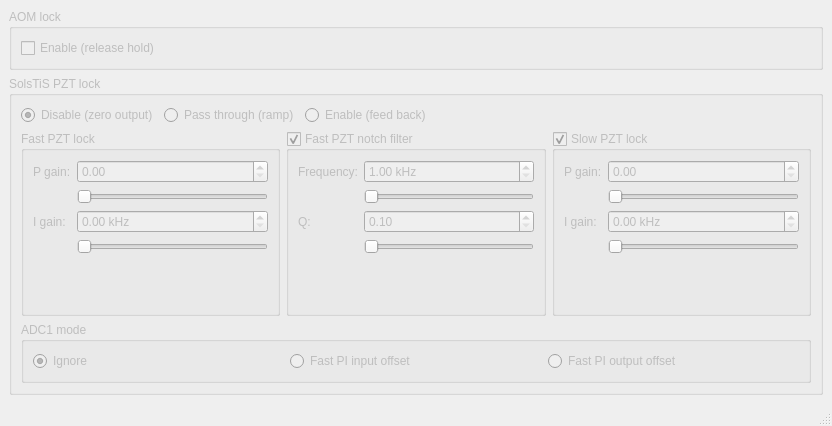
Above: l674_lock_ui/app.ui from OxfordIonTrapGroup/stabilizer-ui before the change. Below: the same form after it.
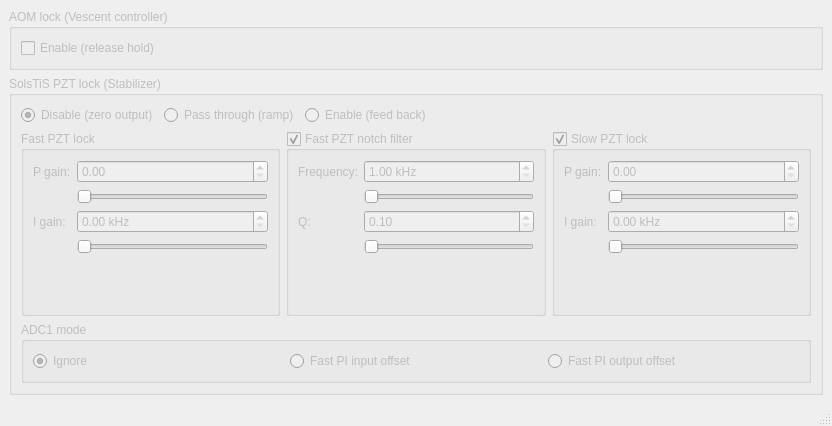
That is the form after the change.

Commit message: Implement AOM lock box toggle GPIO

Patch:
```diff
--- a/l674_lock_ui/app.ui
+++ b/l674_lock_ui/app.ui
@@ -41,7 +41,7 @@
          </sizepolicy>
         </property>
         <property name="title">
-         <string>AOM lock</string>
+         <string>AOM lock (Vescent controller)</string>
         </property>
         <layout class="QVBoxLayout" name="verticalLayout_3">
          <item>
@@ -68,7 +68,7 @@
        </sizepolicy>
       </property>
       <property name="title">
-       <string>SolsTiS PZT lock</string>
+       <string>SolsTiS PZT lock (Stabilizer)</string>
       </property>
       <layout class="QVBoxLayout" name="verticalLayout_2" stretch="0,1,0">
        <item>
```
Left out of the diff: 2 changed lines with no effect on the pictures. The commit also changes 2 other files.
